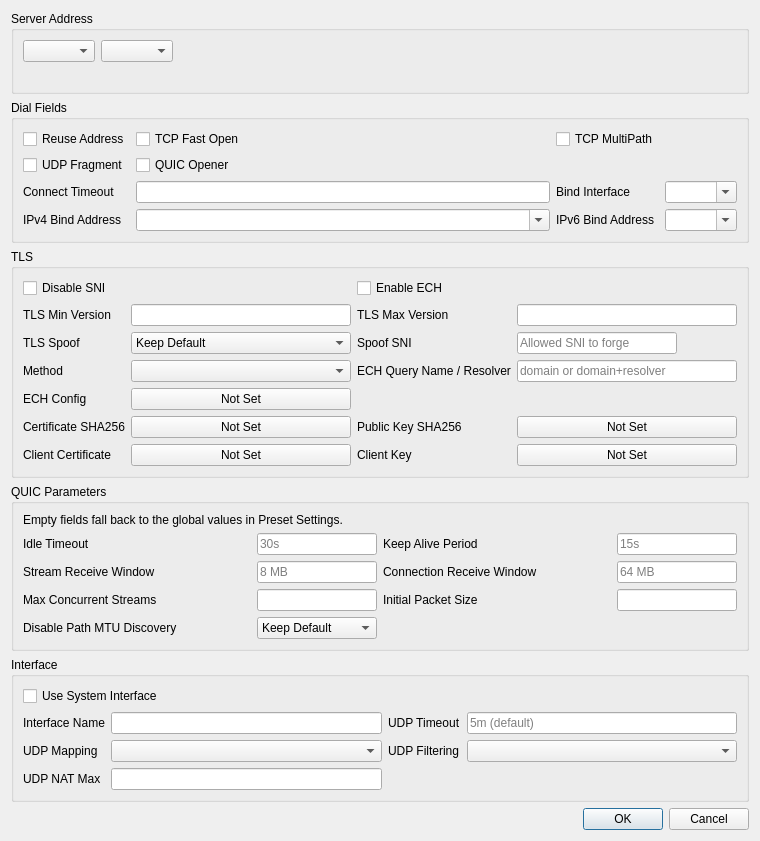
Before: the Qt Designer form include/ui/profile/edit_advanced.ui in throneproj/Throne, drawn with Qt 5.
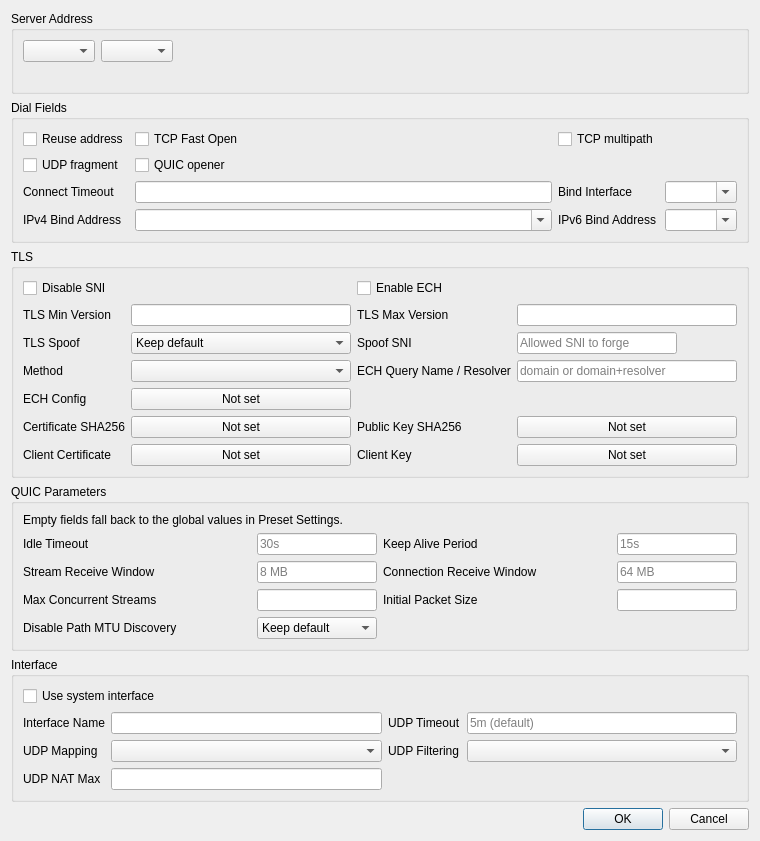
After: the same form once the commit is applied.

Diff of the .ui file:
```diff
--- a/include/ui/profile/edit_advanced.ui
+++ b/include/ui/profile/edit_advanced.ui
@@ -67,7 +67,7 @@
      <layout class="QGridLayout" name="gridLayout_2">      <item row="0" column="0">
        <widget class="QCheckBox" name="reuse_addr">
         <property name="text">
-         <string>Reuse Address</string>
+         <string>Reuse address</string>
         </property>
        </widget>
       </item>
@@ -81,14 +81,14 @@
       <item row="0" column="2">
        <widget class="QCheckBox" name="tcp_multipath">
         <property name="text">
-         <string>TCP MultiPath</string>
+         <string>TCP multipath</string>
         </property>
        </widget>
       </item>
       <item row="1" column="0">
        <widget class="QCheckBox" name="udp_fragment">
         <property name="text">
-         <string>UDP Fragment</string>
+         <string>UDP fragment</string>
         </property>
        </widget>
       </item>
@@ -98,7 +98,7 @@
          <string>&lt;html&gt;&lt;head/&gt;&lt;body&gt;&lt;p&gt;Sends one decoy packet before each new UDP flow, so networks that block QUIC by its first packet let the real handshake through. It helps HTTP/3 carriers (MASQUE, Hysteria2, TUIC). It does nothing when the profile dials through another profile.&lt;/p&gt;&lt;/body&gt;&lt;/html&gt;</string>
         </property>
         <property name="text">
-         <string>QUIC Opener</string>
+         <string>QUIC opener</string>
         </property>
        </widget>
       </item>
@@ -180,7 +180,7 @@
          <string>&lt;html&gt;&lt;head/&gt;&lt;body&gt;&lt;p&gt;Requires privilege and cannot conflict with existing system interfaces. The internal network stack is used when disabled.&lt;/p&gt;&lt;/body&gt;&lt;/html&gt;</string>
         </property>
         <property name="text">
-         <string>Use System Interface</string>
+         <string>Use system interface</string>
         </property>
        </widget>
       </item>
@@ -343,7 +343,7 @@
        <widget class="QComboBox" name="tls_spoof_state">
         <item>
          <property name="text">
-          <string>Keep Default</string>
+          <string>Keep default</string>
          </property>
         </item>
         <item>
@@ -430,7 +430,7 @@
       <item row="4" column="1">
        <widget class="QPushButton" name="ech_config">
         <property name="text">
-         <string>Not Set</string>
+         <string>Not set</string>
         </property>
        </widget>
       </item>
@@ -450,7 +450,7 @@
       <item row="5" column="1">
        <widget class="QPushButton" name="cert_sha256">
         <property name="text">
-         <string>Not Set</string>
+         <string>Not set</string>
         </property>
        </widget>
       </item>
@@ -470,7 +470,7 @@
       <item row="5" column="3">
        <widget class="QPushButton" name="cert_public_key_sha256">
         <property name="text">
-         <string>Not Set</string>
+         <string>Not set</string>
         </property>
        </widget>
       </item>
@@ -487,7 +487,7 @@
       <item row="6" column="1">
        <widget class="QPushButton" name="client_cert">
         <property name="text">
-         <string>Not Set</string>
+         <string>Not set</string>
         </property>
        </widget>
       </item>
@@ -504,7 +504,7 @@
       <item row="6" column="3">
        <widget class="QPushButton" name="client_key">
         <property name="text">
-         <string>Not Set</string>
+         <string>Not set</string>
         </property>
        </widget>
       </item>
@@ -673,7 +673,7 @@
        <widget class="QComboBox" name="quic_disable_path_mtu_discovery">
         <item>
          <property name="text">
-          <string>Keep Default</string>
+          <string>Keep default</string>
          </property>
         </item>
         <item>
```
Left out of the diff: 14 changed lines with no effect on the pictures.
